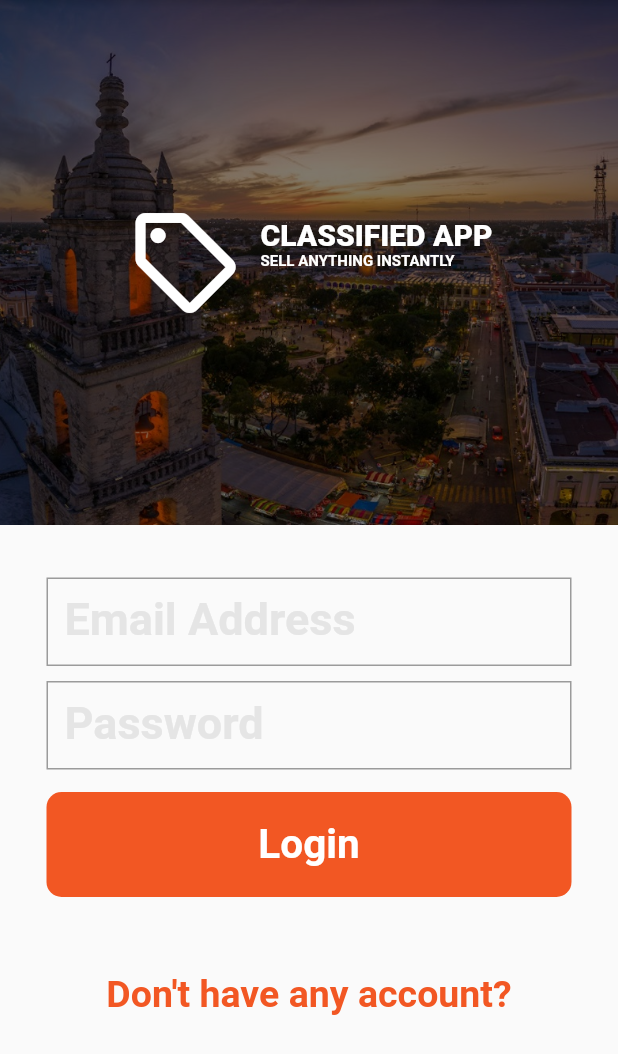
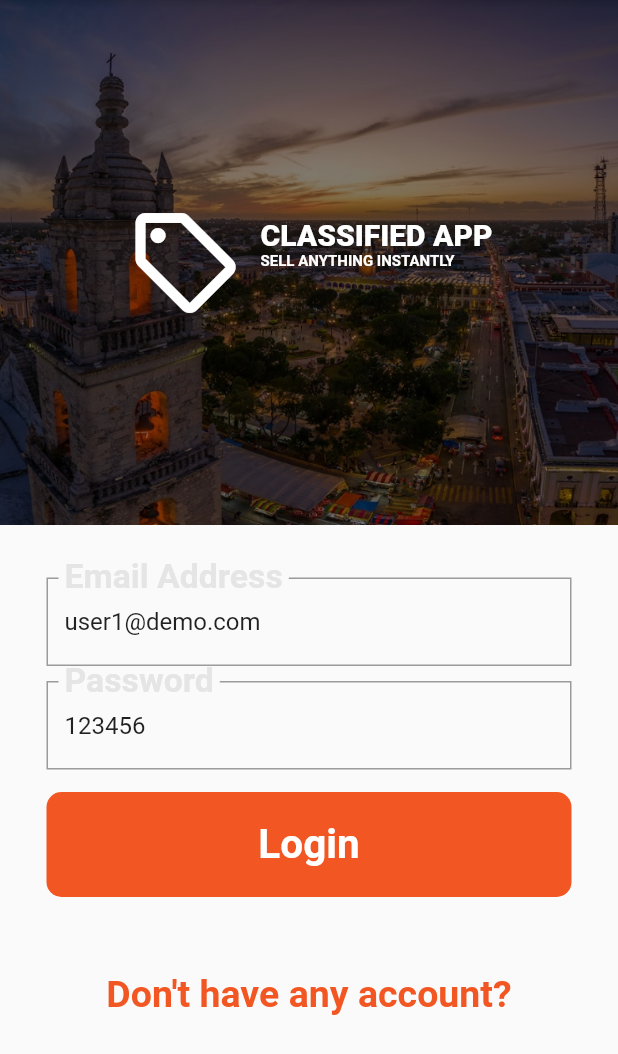
Before and after one commit to DanielBacab-Ksquare/classified_app_networking, a Flutter app: the screen it shows after launch, on a phone screen of 412 x 824 dp. Shown: the top 1054 px of the screen. Run offline on Flutter 3.47's test engine with Material 2 defaults, Android fonts, the phone set to English and light mode, and no system bars; our stand-ins replace carousel_slider, flutter_native_splash, flutter_secure_storage, google_fonts; missing offline and left inert: dart:ffi; network calls fail.

Commit message:
login added

```diff
--- a/lib/main.dart
+++ b/lib/main.dart
@@ -1,7 +1,7 @@
 import 'package:flutter/material.dart';
 import 'package:flutter_native_splash/flutter_native_splash.dart';
 import 'package:classified_app/styles/theme.dart';
-import 'package:classified_app/router_generator.dart';
+import 'package:classified_app/utils/router_generator.dart';
 import 'screens/home_screen.dart';
 
 main() {
--- /dev/null
+++ b/lib/models/user.dart
@@ -0,0 +1,21 @@
+class UserModel {
+  String? name;
+  String? email;
+  String? password;
+
+  UserModel({this.name, this.email, this.password});
+
+  UserModel.fromJson(Map<String, dynamic> json) {
+    name = json['name'];
+    email = json['email'];
+    password = json['password'];
+  }
+
+  Map<String, dynamic> toJson() {
+    final Map<String, dynamic> data = new Map<String, dynamic>();
+    data['name'] = this.name;
+    data['email'] = this.email;
+    data['password'] = this.password;
+    return data;
+  }
+}
--- a/lib/screens/login_screen.dart
+++ b/lib/screens/login_screen.dart
@@ -1,5 +1,7 @@
 import 'package:flutter/material.dart';
 import 'package:classified_app/custom_widgets/welcome_widget.dart';
+import 'package:classified_app/models/user.dart';
+import 'package:classified_app/services/auth.dart';
 
 class LoginScreen extends StatefulWidget {
   const LoginScreen({super.key});
@@ -9,6 +11,11 @@ class LoginScreen extends StatefulWidget {
 }
 
 class _MyWidgetState extends State<LoginScreen> {
+  TextEditingController _emailCtrl =
+      TextEditingController(text: "user1@demo.com");
+
+  TextEditingController _passwordCtrl = TextEditingController(text: "123456");
+
   @override
   Widget build(BuildContext context) {
     return Scaffold(
@@ -24,8 +31,9 @@ class _MyWidgetState extends State<LoginScreen> {
               const SizedBox(
                 height: 35,
               ),
-              const TextField(
-                decoration: InputDecoration(
+              TextField(
+                controller: _emailCtrl,
+                decoration: const InputDecoration(
                     border: OutlineInputBorder(
                         borderRadius: BorderRadius.all(Radius.circular(0))),
                     labelText: "Email Address",
@@ -37,8 +45,9 @@ class _MyWidgetState extends State<LoginScreen> {
               const SizedBox(
                 height: 10,
               ),
-              const TextField(
-                decoration: InputDecoration(
+              TextField(
+                controller: _passwordCtrl,
+                decoration: const InputDecoration(
                     border: OutlineInputBorder(
                         borderRadius: BorderRadius.all(Radius.circular(0))),
                     labelText: "Password",
@@ -57,7 +66,11 @@ class _MyWidgetState extends State<LoginScreen> {
                 //login button
                 child: ElevatedButton(
                   onPressed: () {
-                    Navigator.pushReplacementNamed(context, "/");
+                    UserModel user = UserModel(
+                      email: _emailCtrl.text,
+                      password: _passwordCtrl.text,
+                    );
+                    AuthService().login(context, user);
                   },
                   style: ButtonStyle(
                     padding: MaterialStateProperty.all<EdgeInsets>(
@@ -65,7 +78,8 @@ class _MyWidgetState extends State<LoginScreen> {
                             top: 15, bottom: 15, right: 30, left: 30)),
                     elevation: MaterialStateProperty.all(0),
                     shape: MaterialStateProperty.all<OutlinedBorder>(
-                         RoundedRectangleBorder(borderRadius: BorderRadius.circular(10))),
+                        RoundedRectangleBorder(
+                            borderRadius: BorderRadius.circular(10))),
                   ),
                   child: const Text(
                     "Login",
--- a/lib/services/ads.dart
+++ b/lib/services/ads.dart
@@ -1,11 +1,12 @@
 import 'dart:convert';
 import 'package:http/http.dart' as http;
+import 'package:classified_app/utils/constants.dart';
 
 import 'package:classified_app/models/ads.dart';
 
 class GetAllAds {
   Future<List<Ad>> fetchAdData() async {
-    var url = Uri.parse("https://adlisting.herokuapp.com/ads");
+    var url = Uri.parse("${Constants().serverUrl}/ads");
     List<Ad> ads = [];
     try {
       var res = await http.get(url);
--- /dev/null
+++ b/lib/services/auth.dart
@@ -0,0 +1,81 @@
+import 'dart:convert';
+
+import 'package:classified_app/models/user.dart';
+import 'package:classified_app/utils/alert_manager.dart';
+import 'package:classified_app/utils/constants.dart';
+import 'package:flutter/material.dart';
+import 'package:http/http.dart' as http;
+import 'package:flutter_secure_storage/flutter_secure_storage.dart';
+
+class AuthService {
+  void register(UserModel user) async {
+    var url = Uri.parse("${Constants().serverUrl}/auth/register");
+    print(url);
+    var userObj = user.toJson();
+    try {
+      var resp = await http.post(url, body: jsonEncode(userObj), headers: {
+        'Content-Type': 'application/json',
+      });
+      print(resp.body);
+    } catch (e) {
+      print(e);
+    }
+  }
+
+  void login(context, UserModel user) async {
+    var storage = FlutterSecureStorage();
+    var url = Uri.parse("${Constants().serverUrl}/auth/login");
+    print(url);
+    var userObj = user.toJson();
+    try {
+      var resp = await http.post(url, body: jsonEncode(userObj), headers: {
+        'Content-Type': 'application/json',
+      });
+      var respObj = jsonDecode(resp.body);
+      print(respObj);
+      if (respObj['status'] == false) {
+        AlertManager().displaySnackbar(context, respObj['message']);
+      }
+      if (respObj['status'] == true) {
+        storage.write(key: 'userId', value: respObj['data']['user']['_id']);
+        storage.write(key: 'token', value: respObj['data']['token']);
+        print("El token es: ${respObj['data']['token']}");
+        /* storage.write(
+            key: 'refreshToken', value: respObj['data']['refreshToken']); */
+        Navigator.pushReplacementNamed(context, '/');
+      }
+    } catch (e) {
+      print(e);
+    }
+  }
+
+  /* Future<bool> refreshToken() async {
+    var storage = FlutterSecureStorage();
+    var userId = await storage.read(key: 'userId');
+    var refreshToken = await storage.read(key: 'refreshToken');
+    var url = Uri.parse("${Constants().serverUrl}/auth/refreshToken");
+    if (refreshToken != null) {
+      var resp = await http.post(url,
+          body: jsonEncode(
+            {
+              "id": userId,
+              "refreshToken": refreshToken,
+            },
+          ),
+          headers: {
+            'Content-Type': 'application/json',
+          });
+      var respObj = jsonDecode(resp.body);
+      if (respObj['status'] == true) {
+        storage.write(key: 'token', value: respObj['data']['token']);
+        storage.write(
+            key: 'refreshToken', value: respObj['data']['refreshToken']);
+      }
+      return true;
+    } else {
+      //Navigator.pushReplacementNamed(context, '/');
+      print("");
+      return false;
+    }
+  } */
+}
--- /dev/null
+++ b/lib/utils/alert_manager.dart
@@ -0,0 +1,9 @@
+
+import 'package:flutter/material.dart';
+
+class AlertManager {
+  displaySnackbar(context, message) {
+    ScaffoldMessenger.of(context)
+        .showSnackBar(SnackBar(content: Text(message)));
+  }
+}
--- /dev/null
+++ b/lib/utils/constants.dart
@@ -0,0 +1,3 @@
+class Constants {
+  String serverUrl = "https://adlisting.herokuapp.com";
+}
--- /dev/null
+++ b/lib/utils/styles.dart
@@ -0,0 +1,10 @@
+import 'package:flutter/material.dart';
+
+class CustomTheme {
+  var appTheme = ThemeData(
+    primarySwatch: Colors.blue,
+    appBarTheme: AppBarTheme(
+      backgroundColor: Colors.green,
+    ),
+  );
+}
--- a/pubspec.yaml
+++ b/pubspec.yaml
@@ -12,6 +12,7 @@ dependencies:
   flutter:
     sdk: flutter
   flutter_native_splash: ^2.2.12
+  flutter_secure_storage: ^6.0.0
   google_fonts: ^3.0.1
   http: ^0.13.5
   url_launcher: ^6.1.6
```
Also changed, not shown: lib/utils/router_generator.dart (renamed from lib/router_generator.dart, +10 -10 lines), pubspec.lock, 6 other files.
